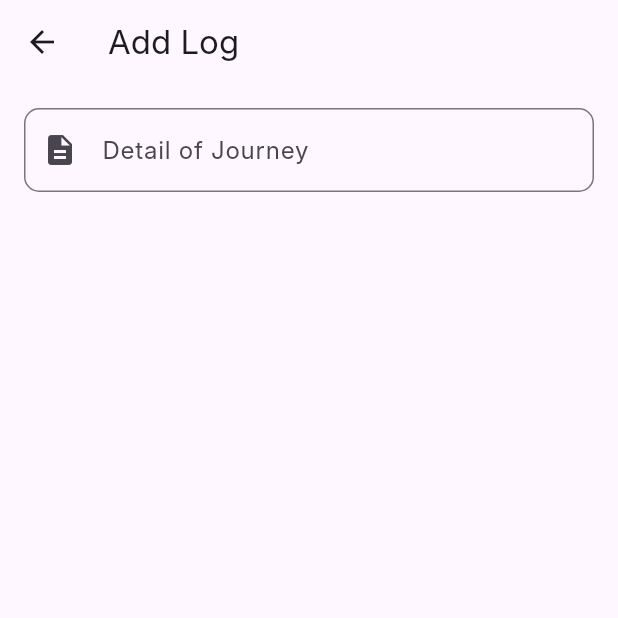
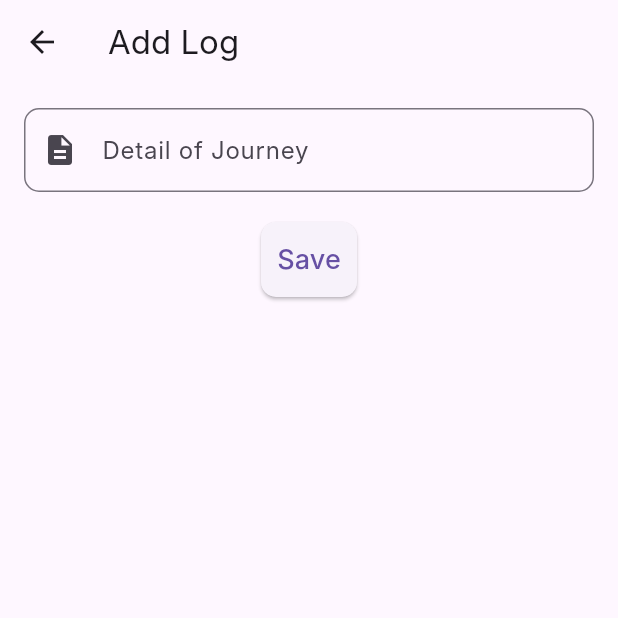
Before and after one commit to Ahtisham-1214/Log-System-Flutter, a Flutter app: the AddLogScreen screen opened directly, on a phone screen of 412 x 824 dp, the top half of it. Run offline on Flutter 3.47's test engine with Material 3 defaults, Android fonts, the phone set to English and light mode, and no system bars; our stand-ins replace sqflite; accounts and stored records are empty; Roboto replaces fonts that are missing (Inter).

Commit message:
added button

```diff
--- a/lib/View/add_log.dart
+++ b/lib/View/add_log.dart
@@ -9,6 +9,13 @@ class AddLogScreen extends StatefulWidget{
 }
 
 class AddLogScreenState extends State<AddLogScreen>{
+  final _formKey = GlobalKey<FormState>();
+  Future<void> _validateLog() async {
+    if (_formKey.currentState!.validate()) {
+
+    }
+  }
+
   @override
   Widget build(BuildContext context) {
     return Scaffold(
@@ -34,7 +41,18 @@ class AddLogScreenState extends State<AddLogScreen>{
                 }
                 return null;
               }
-            )
+            ),
+            const SizedBox(height: 20.0),
+            ElevatedButton(
+              onPressed: _validateLog,
+              style: ElevatedButton.styleFrom(
+                padding: const EdgeInsets.symmetric(vertical: 12.0),
+                shape: RoundedRectangleBorder(
+                  borderRadius: BorderRadius.circular(10.0),
+                ),
+              ),
+              child: const Text('Save', style: TextStyle(fontSize: 18.0)),
+            ),
 
 
           ],
```
